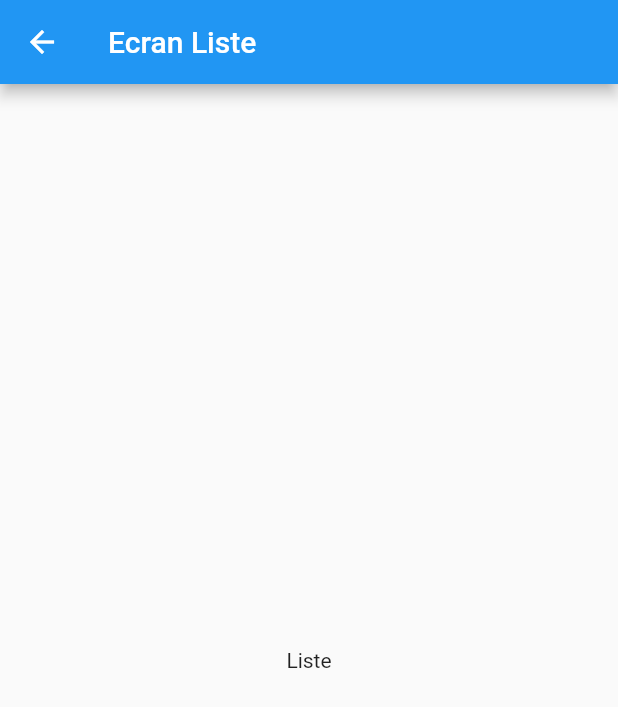
After one commit to IlyassChraibi/A23-5N6-Nav2.1, a Flutter app: the screen it shows after launch, after a tap on "Bouton vers Liste", on a phone screen of 412 x 824 dp. The commit adds this screen. Shown: the top 707 px of the screen. Run offline on Flutter 3.47's test engine with Material 2 defaults, Android fonts, the phone set to English and light mode, and no system bars.

Commit message:
début ex2

```diff
--- a/lib/main.dart
+++ b/lib/main.dart
@@ -1,6 +1,7 @@
 import 'package:flutter/material.dart';
 import 'package:navigation/pageA.dart';
 import 'package:navigation/pageB.dart';
+import 'package:navigation/pageListe.dart';
 
 void main() {
   runApp(const MyApp());
@@ -21,7 +22,8 @@ class MyApp extends StatelessWidget {
   Map<String, WidgetBuilder> routes() {
     return {
       '/ecrana': (context) => PageA(),
-      '/ecranb': (context) => PageB(name: '',),
+      '/ecranb': (context) => PageB(name: ''),
+      '/ecranliste': (context) => PageListe(),
     };
   }
 }
--- a/lib/pageA.dart
+++ b/lib/pageA.dart
@@ -1,5 +1,6 @@
 import 'package:flutter/material.dart';
 import 'package:navigation/pageB.dart';
+import 'package:navigation/pageListe.dart';
 
 // TODO Un ecran minimal avec un tres peu de code
 class PageA extends StatefulWidget {
@@ -41,6 +42,19 @@ class _EcranAState extends State<PageA> {
              },
               child: const Text('Bouton vers B'),
             ),
+            const SizedBox(height: 20),
+            ElevatedButton(
+              onPressed: (){
+                Navigator.push(
+                  context,
+                  MaterialPageRoute(
+                      builder: (context) => PageListe()
+                  ),
+                );
+
+              },
+              child: const Text('Bouton vers Liste'),
+            ),
           ],
         ),
 
--- /dev/null
+++ b/lib/pageListe.dart
@@ -0,0 +1,23 @@
+import 'package:flutter/material.dart';
+import 'package:navigation/pageA.dart';
+
+// TODO Un ecran minimal avec un tres peu de code
+class PageListe extends StatelessWidget {
+
+
+  @override
+  Widget build(BuildContext context) {
+
+    return Scaffold(
+        appBar: AppBar(
+          title: const Text('Ecran Liste'),
+        ),
+        body: Center (
+          child: Text(
+            "Liste"
+          ),
+
+        )
+    );
+  }
+}
```
